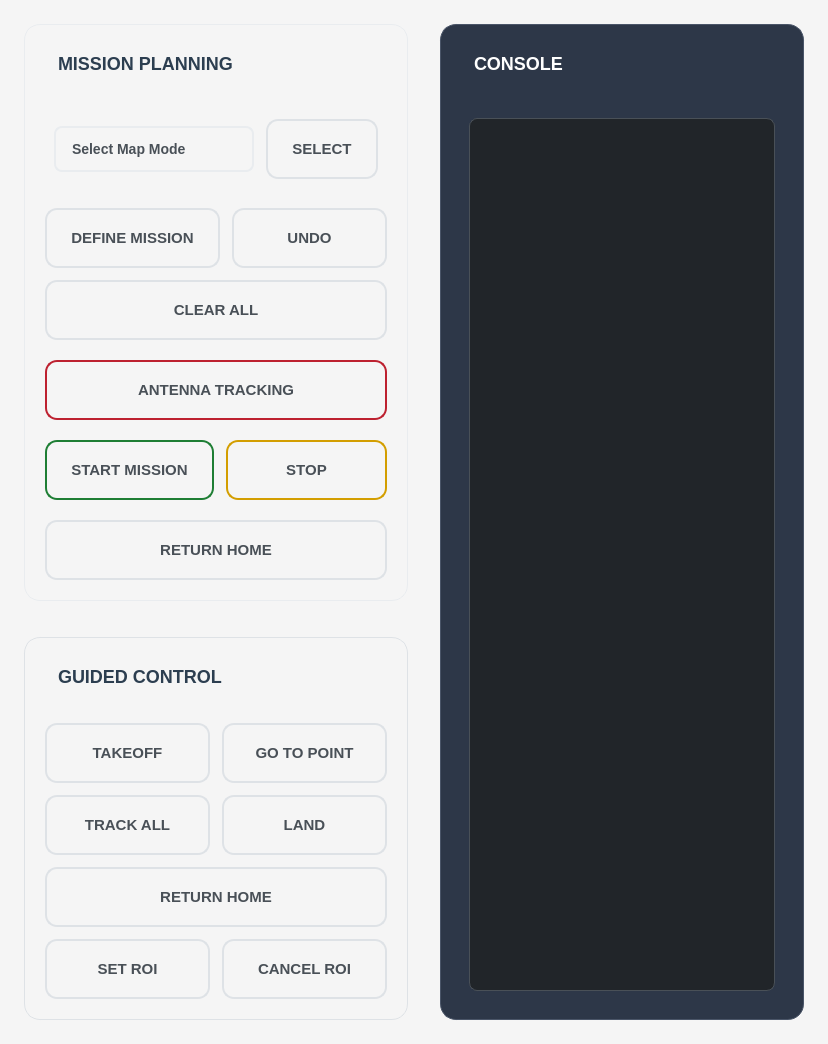
Old version of the form uifolder/TargetsPage.ui in the repository Jelsin29/GCS_USV.
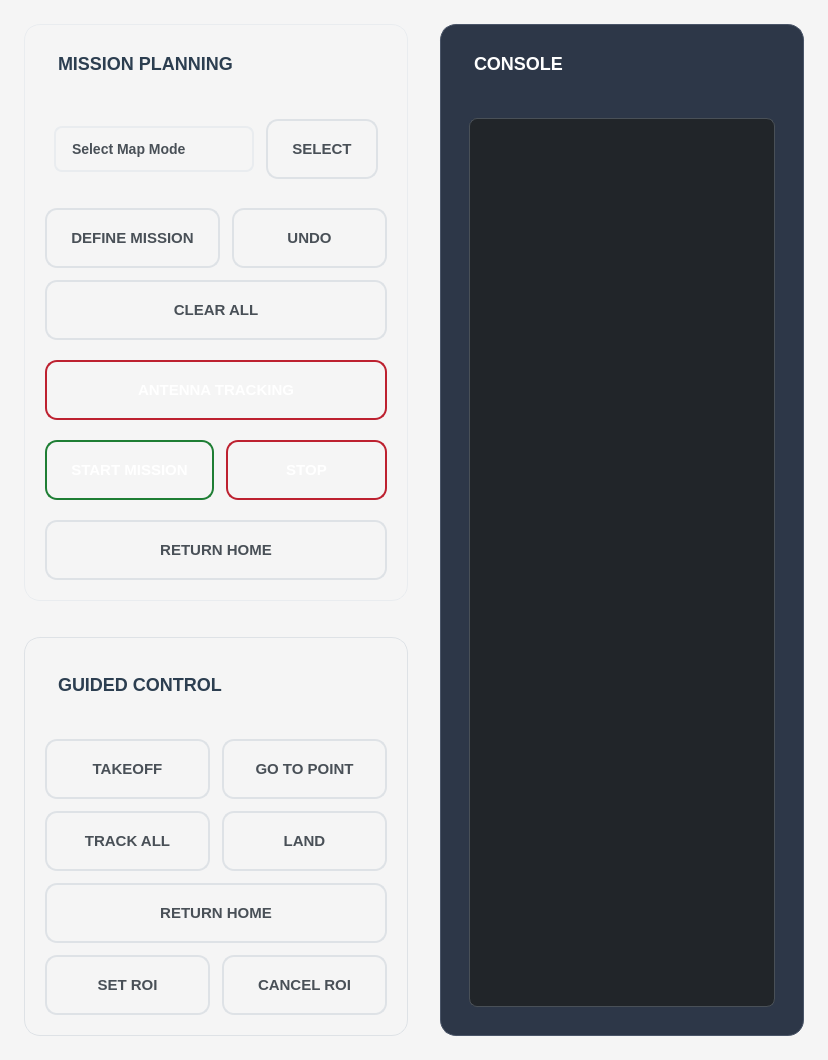
New version of the form.

Patch:
```diff
--- a/uifolder/TargetsPage.ui
+++ b/uifolder/TargetsPage.ui
@@ -6,8 +6,8 @@
    <rect>
     <x>0</x>
     <y>0</y>
-    <width>800</width>
-    <height>600</height>
+    <width>828</width>
+    <height>1060</height>
    </rect>
   </property>
   <property name="windowTitle">
@@ -349,6 +349,61 @@
          
          <item>
           <widget class="QPushButton" name="btn_antenna">
+           <property name="styleSheet">
+            <string notr="true">
+/* ANTENNA BUTTON - RED STATE (DEFAULT) */
+QPushButton#btn_antenna {
+    background: qlineargradient(x1:0, y1:0, x2:0, y2:1, 
+                               stop:0 #dc3545, stop:1 #c82333);
+    border: 2px solid #bd2130;
+    color: #ffffff;
+    font-weight: 600;
+    font-size: 15px;
+    border-radius: 12px;
+    padding: 16px 24px;
+    min-height: 24px;
+}
+
+/* ANTENNA BUTTON - DARKER RED ON HOVER (WHEN NOT ACTIVE) */
+QPushButton#btn_antenna:hover {
+    background: qlineargradient(x1:0, y1:0, x2:0, y2:1, 
+                               stop:0 #c82333, stop:1 #a71e2a);
+    border-color: #a71e2a;
+    color: #ffffff;
+    transform: translateY(-1px);
+}
+
+/* ANTENNA BUTTON - PRESSED STATE (MOMENTARY) */
+QPushButton#btn_antenna:pressed {
+    background: #a71e2a;
+    border-color: #921924;
+    transform: translateY(0px);
+}
+
+/* ANTENNA BUTTON - ACTIVE/TRACKING STATE (GREEN) */
+QPushButton#btn_antenna[tracking=&quot;true&quot;] {
+    background: qlineargradient(x1:0, y1:0, x2:0, y2:1, 
+                               stop:0 #28a745, stop:1 #1e7e34);
+    border: 2px solid #155724;
+    color: #ffffff;
+}
+
+/* ANTENNA BUTTON - GREEN STATE HOVER (DARKER GREEN) */
+QPushButton#btn_antenna[tracking=&quot;true&quot;]:hover {
+    background: qlineargradient(x1:0, y1:0, x2:0, y2:1, 
+                               stop:0 #1e7e34, stop:1 #155724);
+    border-color: #0f5132;
+    color: #ffffff;
+    transform: translateY(-1px);
+}
+
+/* ANTENNA BUTTON - GREEN STATE PRESSED */
+QPushButton#btn_antenna[tracking=&quot;true&quot;]:pressed {
+    background: #155724;
+    border-color: #0f5132;
+    transform: translateY(0px);
+}</string>
+           </property>
            <property name="text">
             <string>ANTENNA TRACKING</string>
            </property>
@@ -365,6 +420,33 @@
            </property>
            <item>
             <widget class="QPushButton" name="btn_startMission">
+             <property name="styleSheet">
+              <string notr="true">QPushButton#btn_startMission {
+    background: qlineargradient(x1:0, y1:0, x2:0, y2:1, 
+                               stop:0 #28a745, stop:1 #20c997);
+    border: 2px solid #1e7e34;
+    color: #ffffff;
+    font-weight: 600;
+    font-size: 15px;
+    border-radius: 12px;
+    padding: 16px 24px;
+    min-height: 24px;
+}
+
+QPushButton#btn_startMission:hover {
+    background: qlineargradient(x1:0, y1:0, x2:0, y2:1, 
+                               stop:0 #1e7e34, stop:1 #155724);
+    border-color: #0f5132;
+    color: #ffffff;
+    transform: translateY(-1px);
+}
+
+QPushButton#btn_startMission:pressed {
+    background: #155724;
+    border-color: #0f5132;
+    transform: translateY(0px);
+}</string>
+             </property>
              <property name="text">
               <string>START MISSION</string>
              </property>
@@ -375,6 +457,33 @@
            </item>
            <item>
             <widget class="QPushButton" name="btn_abort">
+             <property name="styleSheet">
+              <string notr="true">QPushButton#btn_abort {
+    background: qlineargradient(x1:0, y1:0, x2:0, y2:1, 
+                               stop:0 #dc3545, stop:1 #c82333);
+    border: 2px solid #bd2130;
+    color: #ffffff;
+    font-weight: 600;
+    font-size: 15px;
+    border-radius: 12px;
+    padding: 16px 24px;
+    min-height: 24px;
+}
+
+QPushButton#btn_abort:hover {
+    background: qlineargradient(x1:0, y1:0, x2:0, y2:1, 
+                               stop:0 #c82333, stop:1 #a71e2a);
+    border-color: #a71e2a;
+    color: #ffffff;
+    transform: translateY(-1px);
+}
+
+QPushButton#btn_abort:pressed {
+    background: #a71e2a;
+    border-color: #921924;
+    transform: translateY(0px);
+}</string>
+             </property>
              <property name="text">
               <string>STOP</string>
              </property>
@@ -435,6 +544,33 @@
            </property>
            <item row="0" column="0">
             <widget class="QPushButton" name="btn_takeoff">
+             <property name="styleSheet">
+              <string notr="true">QPushButton {
+    background: qlineargradient(x1:0, y1:0, x2:0, y2:1, 
+                               stop:0 #f8f9fa, stop:1 #e9ecef);
+    border: 2px solid #dee2e6;
+    border-radius: 12px;
+    padding: 16px 24px;
+    color: #495057;
+    font-weight: 600;
+    font-size: 15px;
+    min-height: 24px;
+}
+
+QPushButton:hover {
+    background: qlineargradient(x1:0, y1:0, x2:0, y2:1, 
+                               stop:0 #f1f3f4, stop:1 #e8eaed);
+    border-color: #ced4da;
+    color: #343a40;
+    transform: translateY(-1px);
+}
+
+QPushButton:pressed {
+    background: #dee2e6;
+    border-color: #ced4da;
+    transform: translateY(0px);
+}</string>
+             </property>
              <property name="text">
               <string>TAKEOFF</string>
              </property>
@@ -445,6 +581,33 @@
            </item>
            <item row="0" column="1">
             <widget class="QPushButton" name="btn_move">
+             <property name="styleSheet">
+              <string notr="true">QPushButton {
+    background: qlineargradient(x1:0, y1:0, x2:0, y2:1, 
+                               stop:0 #f8f9fa, stop:1 #e9ecef);
+    border: 2px solid #dee2e6;
+    border-radius: 12px;
+    padding: 16px 24px;
+    color: #495057;
+    font-weight: 600;
+    font-size: 15px;
+    min-height: 24px;
+}
+
+QPushButton:hover {
+    background: qlineargradient(x1:0, y1:0, x2:0, y2:1, 
+                               stop:0 #f1f3f4, stop:1 #e8eaed);
+    border-color: #ced4da;
+    color: #343a40;
+    transform: translateY(-1px);
+}
+
+QPushButton:pressed {
+    background: #dee2e6;
+    border-color: #ced4da;
+    transform: translateY(0px);
+}</string>
+             </property>
              <property name="text">
               <string>GO TO POINT</string>
              </property>
@@ -455,6 +618,33 @@
            </item>
            <item row="1" column="0">
             <widget class="QPushButton" name="btn_track_all">
+             <property name="styleSheet">
+              <string notr="true">QPushButton {
+    background: qlineargradient(x1:0, y1:0, x2:0, y2:1, 
+                               stop:0 #f8f9fa, stop:1 #e9ecef);
+    border: 2px solid #dee2e6;
+    border-radius: 12px;
+    padding: 16px 24px;
+    color: #495057;
+    font-weight: 600;
+    font-size: 15px;
+    min-height: 24px;
+}
+
+QPushButton:hover {
+    background: qlineargradient(x1:0, y1:0, x2:0, y2:1, 
+                               stop:0 #f1f3f4, stop:1 #e8eaed);
+    border-color: #ced4da;
+    color: #343a40;
+    transform: translateY(-1px);
+}
+
+QPushButton:pressed {
+    background: #dee2e6;
+    border-color: #ced4da;
+    transform: translateY(0px);
+}</string>
+             </property>
              <property name="text">
               <string>TRACK ALL</string>
              </property>
@@ -465,6 +655,33 @@
            </item>
            <item row="1" column="1">
             <widget class="QPushButton" name="btn_land">
+             <property name="styleSheet">
+              <string notr="true">QPushButton {
+    background: qlineargradient(x1:0, y1:0, x2:0, y2:1, 
+                               stop:0 #f8f9fa, stop:1 #e9ecef);
+    border: 2px solid #dee2e6;
+    border-radius: 12px;
+    padding: 16px 24px;
+    color: #495057;
+    font-weight: 600;
+    font-size: 15px;
+    min-height: 24px;
+}
+
+QPushButton:hover {
+    background: qlineargradient(x1:0, y1:0, x2:0, y2:1, 
+                               stop:0 #f1f3f4, stop:1 #e8eaed);
+    border-color: #ced4da;
+    color: #343a40;
+    transform: translateY(-1px);
+}
+
+QPushButton:pressed {
+    background: #dee2e6;
+    border-color: #ced4da;
+    transform: translateY(0px);
+}</string>
+             </property>
              <property name="text">
               <string>LAND</string>
              </property>
@@ -475,6 +692,33 @@
            </item>
            <item row="2" column="0" colspan="2">
             <widget class="QPushButton" name="btn_rtl_2">
+             <property name="styleSheet">
+              <string notr="true">QPushButton {
+    background: qlineargradient(x1:0, y1:0, x2:0, y2:1, 
+                               stop:0 #f8f9fa, stop:1 #e9ecef);
+    border: 2px solid #dee2e6;
+    border-radius: 12px;
+    padding: 16px 24px;
+    color: #495057;
+    font-weight: 600;
+    font-size: 15px;
+    min-height: 24px;
+}
+
+QPushButton:hover {
+    background: qlineargradient(x1:0, y1:0, x2:0, y2:1, 
+                               stop:0 #f1f3f4, stop:1 #e8eaed);
+    border-color: #ced4da;
+    color: #343a40;
+    transform: translateY(-1px);
+}
+
+QPushButton:pressed {
+    background: #dee2e6;
+    border-color: #ced4da;
+    transform: translateY(0px);
+}</string>
+             </property>
              <property name="text">
               <string>RETURN HOME</string>
              </property>
@@ -485,6 +729,33 @@
            </item>
            <item row="3" column="0">
             <widget class="QPushButton" name="btn_set_roi">
+             <property name="styleSheet">
+              <string notr="true">QPushButton {
+    background: qlineargradient(x1:0, y1:0, x2:0, y2:1, 
+                               stop:0 #f8f9fa, stop:1 #e9ecef);
+    border: 2px solid #dee2e6;
+    border-radius: 12px;
+    padding: 16px 24px;
+    color: #495057;
+    font-weight: 600;
+    font-size: 15px;
+    min-height: 24px;
+}
+
+QPushButton:hover {
+    background: qlineargradient(x1:0, y1:0, x2:0, y2:1, 
+                               stop:0 #f1f3f4, stop:1 #e8eaed);
+    border-color: #ced4da;
+    color: #343a40;
+    transform: translateY(-1px);
+}
+
+QPushButton:pressed {
+    background: #dee2e6;
+    border-color: #ced4da;
+    transform: translateY(0px);
+}</string>
+             </property>
              <property name="text">
               <string>SET ROI</string>
              </property>
@@ -495,6 +766,33 @@
            </item>
            <item row="3" column="1">
             <widget class="QPushButton" name="btn_cancel_roi">
+             <property name="styleSheet">
+              <string notr="true">QPushButton {
+    background: qlineargradient(x1:0, y1:0, x2:0, y2:1, 
+                               stop:0 #f8f9fa, stop:1 #e9ecef);
+    border: 2px solid #dee2e6;
+    border-radius: 12px;
+    padding: 16px 24px;
+    color: #495057;
+    font-weight: 600;
+    font-size: 15px;
+    min-height: 24px;
+}
+
+QPushButton:hover {
+    background: qlineargradient(x1:0, y1:0, x2:0, y2:1, 
+                               stop:0 #f1f3f4, stop:1 #e8eaed);
+    border-color: #ced4da;
+    color: #343a40;
+    transform: translateY(-1px);
+}
+
+QPushButton:pressed {
+    background: #dee2e6;
+    border-color: #ced4da;
+    transform: translateY(0px);
+}</string>
+             </property>
              <property name="text">
               <string>CANCEL ROI</string>
              </property>
```
Left out of the diff: 202 changed lines with no effect on the pictures.
